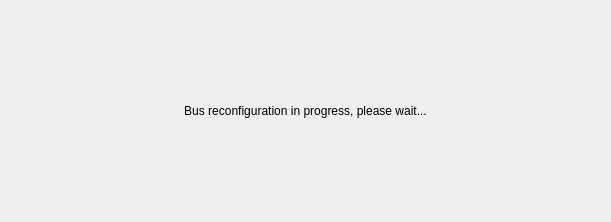
Old version of the form libffado/support/mixer-qt4/ffado/panelmanagerstatus.ui in the repository adiknoth/ffado.
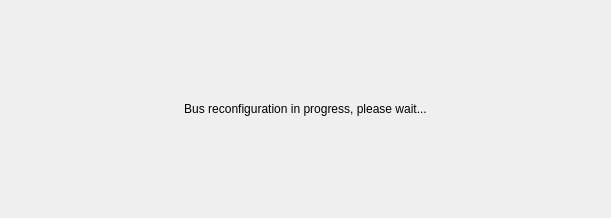
New version of the form.

Commit message: ffado-mixer: make the vertical size policy of the panelmanagerstatus widget 'minimum' and set the minimum height to 0 (was 200).  With the original settings the status widget claimed a fixed height of 200 pixels even if it was hidden, which in turn caused ffado-mixer's window to default to a height which was 200 pixels larger than necessary.

```diff
--- a/libffado/support/mixer-qt4/ffado/panelmanagerstatus.ui
+++ b/libffado/support/mixer-qt4/ffado/panelmanagerstatus.ui
@@ -12,19 +12,19 @@
   <property name="windowTitle" >
    <string>Form</string>
   </property>
-  <layout class="QGridLayout" >
-   <item row="0" column="0" >
-    <widget class="QLabel" name="lblMessage" >
-     <property name="sizePolicy" >
-      <sizepolicy vsizetype="MinimumExpanding" hsizetype="MinimumExpanding" >
+  <layout class="QGridLayout">
+   <item row="0" column="0">
+    <widget class="QLabel" name="lblMessage">
+     <property name="sizePolicy">
+      <sizepolicy hsizetype="MinimumExpanding" vsizetype="Minimum">
        <horstretch>0</horstretch>
        <verstretch>0</verstretch>
       </sizepolicy>
      </property>
-     <property name="minimumSize" >
+     <property name="minimumSize">
       <size>
        <width>300</width>
-       <height>200</height>
+       <height>0</height>
       </size>
      </property>
      <property name="text" >
```
Left out of the diff: 15 changed lines with no effect on the pictures.
